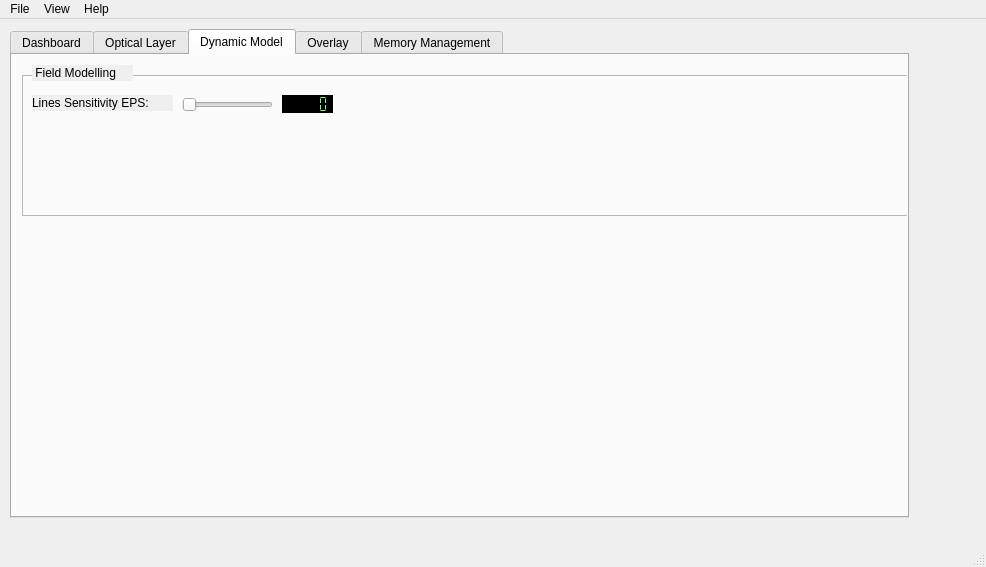
Above: TrackerRT_UI/mainwindow.ui from hvictor/Release before the change. Below: the same form after it.
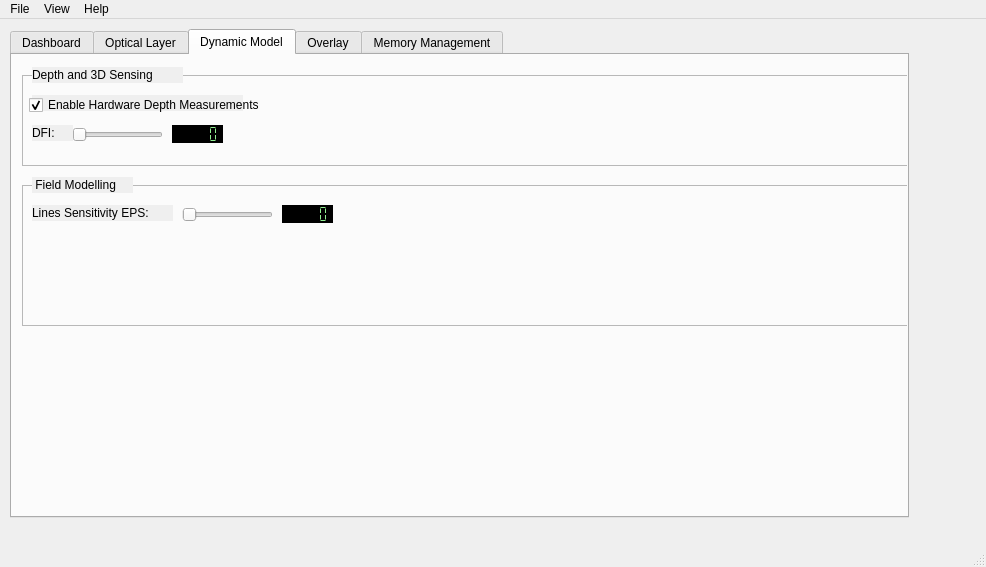
That is the form after the change. The open tabs and pages were chosen to show the change. Custom widgets are drawn as their Qt base class.

What changed in the file:
```diff
--- a/TrackerRT_UI/mainwindow.ui
+++ b/TrackerRT_UI/mainwindow.ui
@@ -2173,7 +2173,7 @@
          <property name="geometry">
           <rect>
            <x>10</x>
-           <y>20</y>
+           <y>130</y>
            <width>891</width>
            <height>141</height>
           </rect>
@@ -2219,12 +2219,28 @@
            <enum>QLCDNumber::Flat</enum>
           </property>
          </widget>
+         <widget class="QLabel" name="label_58">
+          <property name="geometry">
+           <rect>
+            <x>10</x>
+            <y>20</y>
+            <width>141</width>
+            <height>16</height>
+           </rect>
+          </property>
+          <property name="autoFillBackground">
+           <bool>true</bool>
+          </property>
+          <property name="text">
+           <string>Lines Sensitivity EPS:</string>
+          </property>
+         </widget>
         </widget>
         <widget class="QLabel" name="label_57">
          <property name="geometry">
           <rect>
            <x>20</x>
-           <y>10</y>
+           <y>122</y>
            <width>101</width>
            <height>16</height>
           </rect>
@@ -2236,12 +2252,114 @@
           <string> Field Modelling</string>
          </property>
         </widget>
-        <widget class="QLabel" name="label_58">
+        <widget class="QFrame" name="frame_6">
+         <property name="geometry">
+          <rect>
+           <x>10</x>
+           <y>20</y>
+           <width>891</width>
+           <height>91</height>
+          </rect>
+         </property>
+         <property name="frameShape">
+          <enum>QFrame::StyledPanel</enum>
+         </property>
+         <property name="frameShadow">
+          <enum>QFrame::Raised</enum>
+         </property>
+         <widget class="QLabel" name="label_62">
+          <property name="geometry">
+           <rect>
+            <x>10</x>
+            <y>20</y>
+            <width>211</width>
+            <height>16</height>
+           </rect>
+          </property>
+          <property name="autoFillBackground">
+           <bool>true</bool>
+          </property>
+          <property name="text">
+           <string/>
+          </property>
+         </widget>
+         <widget class="QCheckBox" name="checkBox_enableDepthMeasurements">
+          <property name="enabled">
+           <bool>true</bool>
+          </property>
+          <property name="geometry">
+           <rect>
+            <x>7</x>
+            <y>20</y>
+            <width>281</width>
+            <height>20</height>
+           </rect>
+          </property>
+          <property name="text">
+           <string>Enable Hardware Depth Measurements</string>
+          </property>
+          <property name="checked">
+           <bool>true</bool>
+          </property>
+         </widget>
+         <widget class="QSlider" name="slider_DFI">
+          <property name="geometry">
+           <rect>
+            <x>50</x>
+            <y>50</y>
+            <width>91</width>
+            <height>19</height>
+           </rect>
+          </property>
+          <property name="maximum">
+           <number>30</number>
+          </property>
+          <property name="orientation">
+           <enum>Qt::Horizontal</enum>
+          </property>
+         </widget>
+         <widget class="QLCDNumber" name="lcdTargetObjectEccentricty_5">
+          <property name="enabled">
+           <bool>true</bool>
+          </property>
+          <property name="geometry">
+           <rect>
+            <x>150</x>
+            <y>50</y>
+            <width>51</width>
+            <height>18</height>
+           </rect>
+          </property>
+          <property name="styleSheet">
+           <string notr="true">background-color: black; color: lightgreen;</string>
+          </property>
+          <property name="segmentStyle">
+           <enum>QLCDNumber::Flat</enum>
+          </property>
+         </widget>
+         <widget class="QLabel" name="label_64">
+          <property name="geometry">
+           <rect>
+            <x>10</x>
+            <y>50</y>
+            <width>41</width>
+            <height>16</height>
+           </rect>
+          </property>
+          <property name="autoFillBackground">
+           <bool>true</bool>
+          </property>
+          <property name="text">
+           <string>DFI:</string>
+          </property>
+         </widget>
+        </widget>
+        <widget class="QLabel" name="label_63">
          <property name="geometry">
           <rect>
            <x>20</x>
-           <y>40</y>
-           <width>141</width>
+           <y>12</y>
+           <width>151</width>
            <height>16</height>
           </rect>
          </property>
@@ -2249,7 +2367,7 @@
           <bool>true</bool>
          </property>
          <property name="text">
-          <string>Lines Sensitivity EPS:</string>
+          <string>Depth and 3D Sensing</string>
          </property>
         </widget>
        </widget>
```
Left out of the diff: 22 changed lines with no effect on the pictures.
